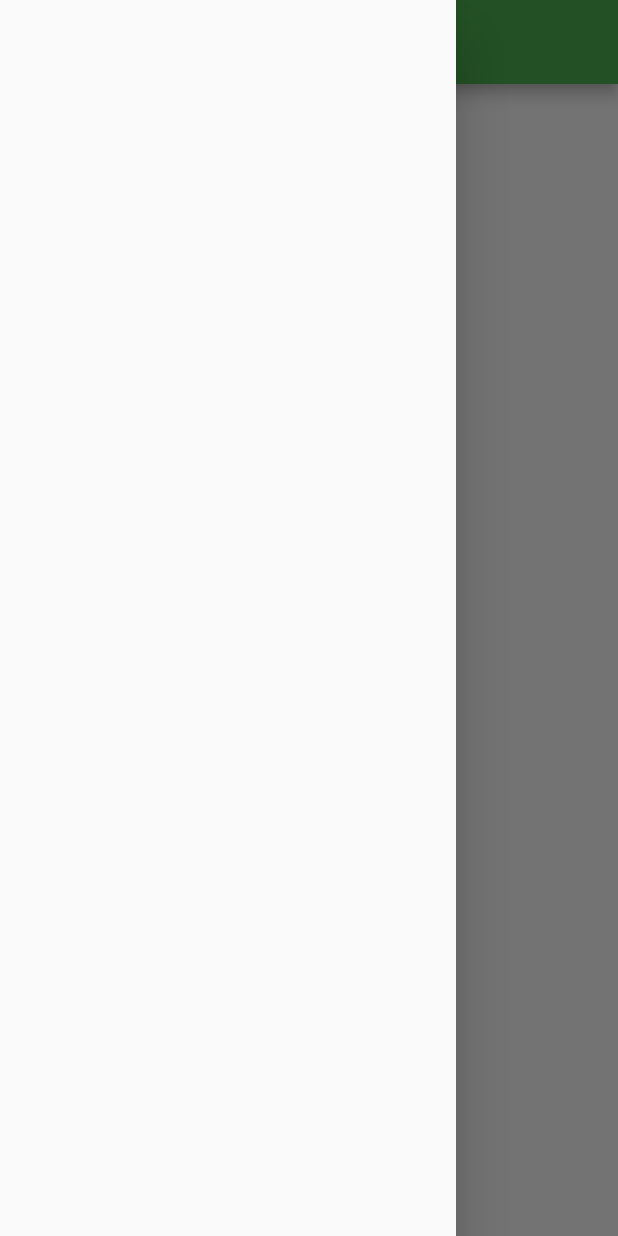
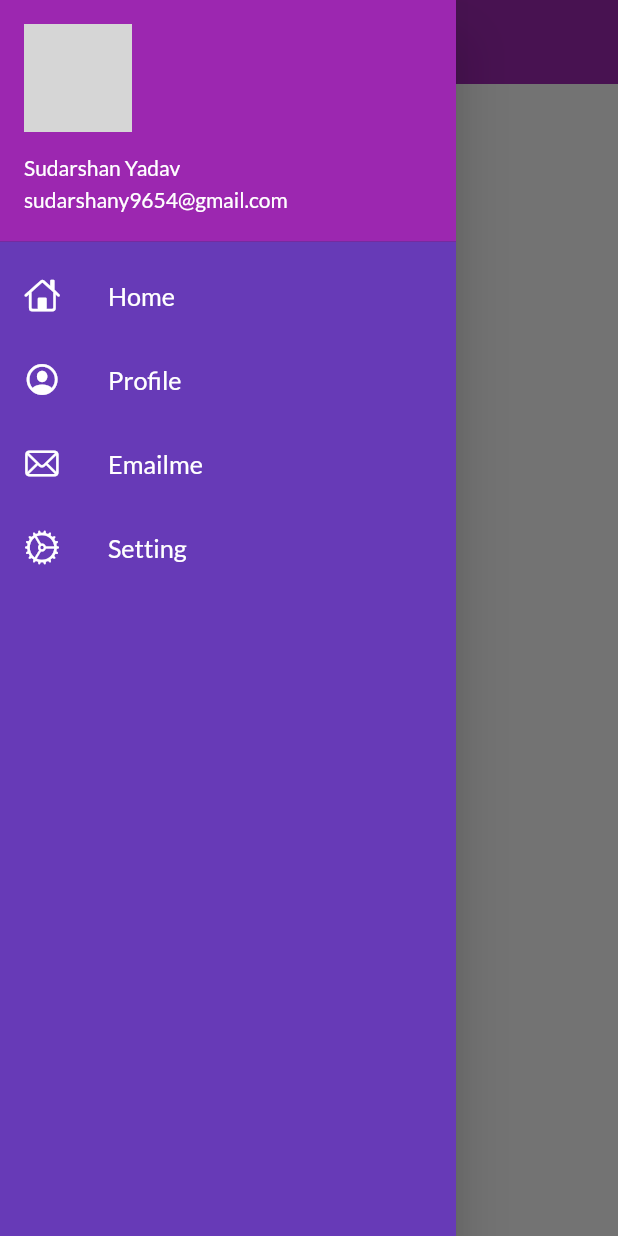
Before and after one commit to sudarshany01/first_app, a Flutter app: the screen it shows after launch, with the side drawer open, on a phone screen of 412 x 824 dp. Run offline on Flutter 3.47's test engine with Material 2 defaults, Android fonts, the light colour scheme and no system bars; our stand-ins replace flutter_zoom_drawer, google_fonts; network calls fail; grey boxes are pictures that could not be loaded.

Commit message:
theme extracted

```diff
--- a/lib/main.dart
+++ b/lib/main.dart
@@ -1,6 +1,12 @@
 import 'package:flutter/material.dart';
+import 'package:six_app/utils/routes.dart';
+import 'package:six_app/widgets/themes.dart';
 import 'pages/home_page.dart';
 import 'pages/login_page.dart';
+import 'package:google_fonts/google_fonts.dart';
+import 'package:flutter_zoom_drawer/flutter_zoom_drawer.dart';
+
+
 
 
 void main() {
@@ -12,21 +18,17 @@ void main() {
 
     @override
     Widget build(BuildContext context) {
-
       return  MaterialApp(
 
         themeMode: ThemeMode.light,
-        theme: ThemeData(
-          primarySwatch: Colors.green,
-        ),
-        darkTheme: ThemeData(
-          brightness: Brightness.dark,
-        ),
-        initialRoute: "/home",
+        debugShowCheckedModeBanner: false,
+        theme: MyTheme.lightTheme(context),
+        darkTheme: MyTheme.lightTheme(context),
+        initialRoute: MyRoutes.homeRoute,
         routes:  {
           "/": (context)=> LoginPage(),
-          "/home":(context)=>HomePage(),
-          "/login":(context)=>LoginPage(),
+          MyRoutes.homeRoute:(context)=>HomePage(),
+          MyRoutes.loginRoute:(context)=>LoginPage(),
 
 
         },
--- a/lib/pages/home_page.dart
+++ b/lib/pages/home_page.dart
@@ -1,4 +1,7 @@
 import 'package:flutter/material.dart';
+import 'package:six_app/widgets/drawer.dart';
+
+
 
 class HomePage extends StatelessWidget {
   const HomePage({Key? key}) : super(key: key);
@@ -10,7 +13,7 @@ class HomePage extends StatelessWidget {
     return Scaffold(
       appBar: AppBar(
         title: Text(
-          "Catelog App"
+          "Catelog App",
 
         ),
       ),
@@ -21,7 +24,7 @@ class HomePage extends StatelessWidget {
           ),
         ),
       ),
-      drawer: Drawer(),
+      drawer: MyDrawer(),
     );
   }
 }
--- /dev/null
+++ b/lib/utils/routes.dart
@@ -0,0 +1,5 @@
+class MyRoutes{
+  static String loginRoute = "/login";
+      static String homeRoute = "/home";
+
+}
--- /dev/null
+++ b/lib/widgets/drawer.dart
@@ -0,0 +1,92 @@
+import 'package:flutter/cupertino.dart';
+import 'package:flutter/material.dart';
+
+
+import 'package:six_app/utils/routes.dart';
+
+class MyDrawer extends StatelessWidget {
+  const MyDrawer({Key? key}) : super(key: key);
+
+  @override
+  Widget build(BuildContext context) {
+    final imageUrl=
+    "hey.png";
+    return Drawer(
+      child: Container(
+        color: Colors.deepPurple,
+        child: ListView(
+          children: [
+            DrawerHeader(
+
+              padding: EdgeInsets.zero,
+                child:UserAccountsDrawerHeader(
+
+                  margin: EdgeInsets.zero,
+
+                  accountName: Text("Sudarshan Yadav"),
+                  accountEmail: Text("sudarshany9654@gmail.com"),
+                  currentAccountPicture: CircleAvatar(
+                    backgroundImage: NetworkImage(imageUrl),
+                  ),
+
+                ),
+              ),
+            ListTile(
+              leading: Icon(
+                  CupertinoIcons.home,
+                color: Colors.white,
+              ),
+              title: Text(
+                "Home",
+                textScaleFactor: 1.2,
+                style: TextStyle(
+                  color: Colors.white,
+                ),
+              ),
+            ),
+            ListTile(
+              leading: Icon(
+                CupertinoIcons.profile_circled,
+                color: Colors.white,
+              ),
+              title: Text(
+                "Profile",
+                textScaleFactor: 1.2,
+                style: TextStyle(
+                  color: Colors.white,
+                ),
+              ),
+            ),
+            ListTile(
+              leading: Icon(
+                CupertinoIcons.mail,
+                color: Colors.white,
+              ),
+              title: Text(
+                "Emailme",
+                textScaleFactor: 1.2,
+                style: TextStyle(
+                  color: Colors.white,
+                ),
+              ),
+            ),
+            ListTile(
+              leading: Icon(
+                CupertinoIcons.settings,
+                color: Colors.white,
+              ),
+              title: Text(
+                "Setting",
+                textScaleFactor: 1.2,
+                style: TextStyle(
+                  color: Colors.white,
+                ),
+              ),
+            )
+          ],
+
+        ),
+      ),
+    );
+  }
+}
--- /dev/null
+++ b/lib/widgets/themes.dart
@@ -0,0 +1,15 @@
+ import 'package:flutter/material.dart';
+ import 'package:google_fonts/google_fonts.dart';
+
+class MyTheme {
+  static   ThemeData  lightTheme(BuildContext context) =>ThemeData(
+    primarySwatch: Colors.purple,
+    fontFamily: GoogleFonts.lato().fontFamily,
+    appBarTheme: AppBarTheme(
+      color: Colors.purple,
+      elevation: 0.0,
+      iconTheme: IconThemeData(color: Colors.black),
+      textTheme: Theme.of(context).textTheme,
+    ));
+
+ }
```
Also changed, not shown: lib/pages/login_page.dart (+121 -8 lines), pubspec.yaml (+5 -2 lines), assets/images/hey.png (added), assets/images/login_image.png (added), lib/models/catelog.dart (added), pubspec.lock, 5 other files.
